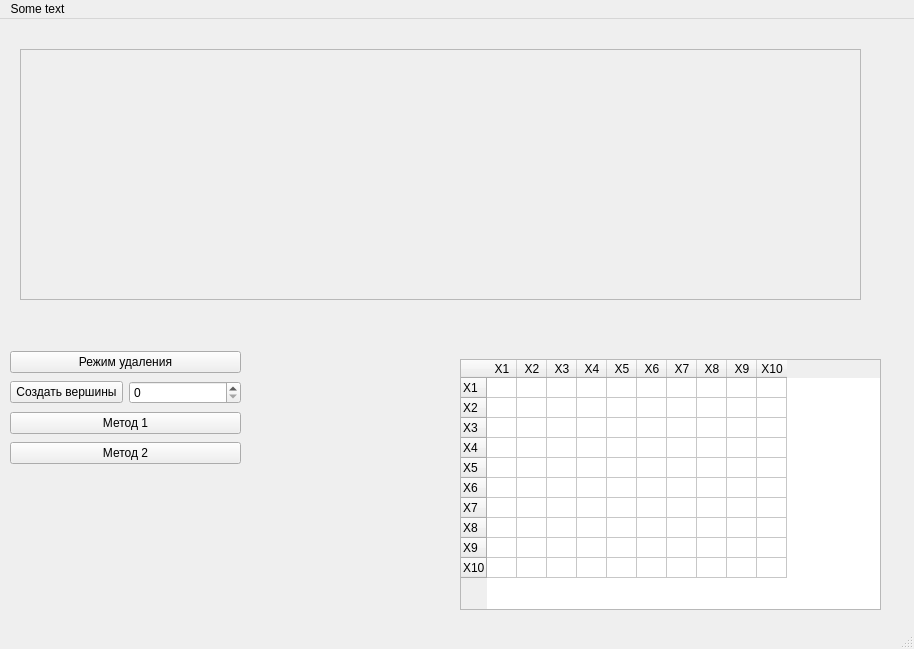
The window that Lab_1/Form.ui (Tea-set/Graph-drawing-app) describes before a commit, drawn with Qt 5.
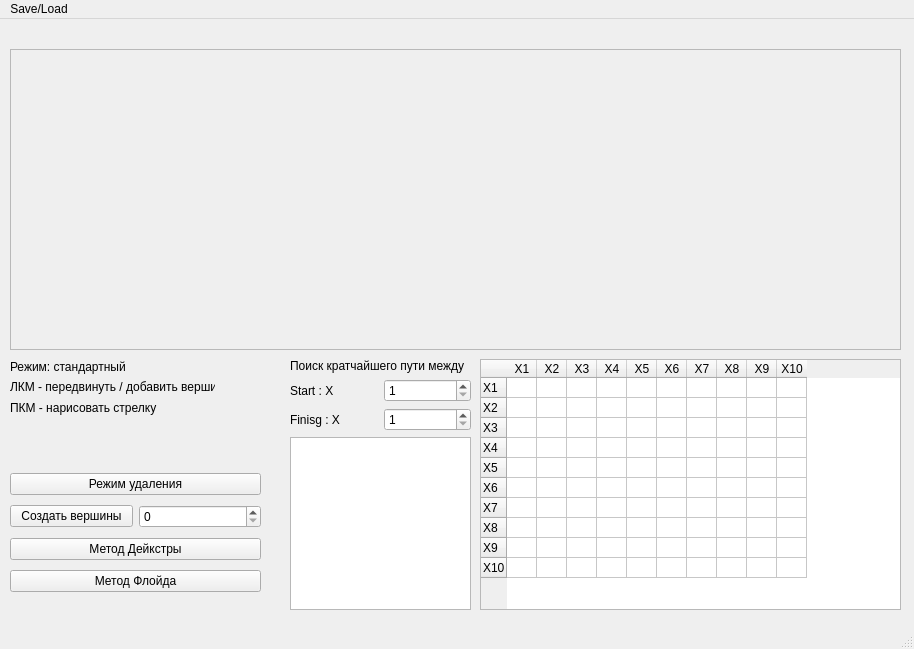
The same window after the commit.

```diff
--- a/Lab_1/Form.ui
+++ b/Lab_1/Form.ui
@@ -17,10 +17,10 @@
    <widget class="QFrame" name="frame">
     <property name="geometry">
      <rect>
-      <x>20</x>
+      <x>10</x>
       <y>30</y>
-      <width>841</width>
-      <height>251</height>
+      <width>891</width>
+      <height>301</height>
      </rect>
     </property>
     <property name="frameShape">
@@ -33,7 +33,7 @@
    <widget class="QTableWidget" name="tableWidget">
     <property name="geometry">
      <rect>
-      <x>460</x>
+      <x>480</x>
       <y>340</y>
       <width>421</width>
       <height>251</height>
@@ -174,9 +174,9 @@
     <property name="geometry">
      <rect>
       <x>10</x>
-      <y>330</y>
-      <width>231</width>
-      <height>121</height>
+      <y>450</y>
+      <width>251</width>
+      <height>131</height>
      </rect>
     </property>
     <layout class="QVBoxLayout" name="verticalLayout">
@@ -208,14 +208,111 @@
      <item>
       <widget class="QPushButton" name="pushButton_3">
        <property name="text">
-        <string>Метод 1</string>
+        <string>Метод Дейкстры</string>
        </property>
       </widget>
      </item>
      <item>
       <widget class="QPushButton" name="pushButton_4">
        <property name="text">
-        <string>Метод 2</string>
+        <string>Метод Флойда</string>
+       </property>
+      </widget>
+     </item>
+    </layout>
+   </widget>
+   <widget class="QWidget" name="layoutWidget">
+    <property name="geometry">
+     <rect>
+      <x>290</x>
+      <y>340</y>
+      <width>181</width>
+      <height>251</height>
+     </rect>
+    </property>
+    <layout class="QVBoxLayout" name="verticalLayout_2">
+     <item>
+      <widget class="QLabel" name="label_2">
+       <property name="text">
+        <string>Поиск кратчайшего пути между</string>
+       </property>
+      </widget>
+     </item>
+     <item>
+      <layout class="QHBoxLayout" name="horizontalLayout_2">
+       <item>
+        <widget class="QLabel" name="label_3">
+         <property name="text">
+          <string>Start : X</string>
+         </property>
+        </widget>
+       </item>
+       <item>
+        <widget class="QSpinBox" name="spinBox_2">
+         <property name="minimum">
+          <number>1</number>
+         </property>
+         <property name="maximum">
+          <number>9</number>
+         </property>
+        </widget>
+       </item>
+      </layout>
+     </item>
+     <item>
+      <layout class="QHBoxLayout" name="horizontalLayout_3">
+       <item>
+        <widget class="QLabel" name="label_4">
+         <property name="text">
+          <string>Finisg : X</string>
+         </property>
+        </widget>
+       </item>
+       <item>
+        <widget class="QSpinBox" name="spinBox_3">
+         <property name="minimum">
+          <number>1</number>
+         </property>
+         <property name="maximum">
+          <number>9</number>
+         </property>
+        </widget>
+       </item>
+      </layout>
+     </item>
+     <item>
+      <widget class="QTextBrowser" name="textBrowser"/>
+     </item>
+    </layout>
+   </widget>
+   <widget class="QWidget" name="layoutWidget">
+    <property name="geometry">
+     <rect>
+      <x>10</x>
+      <y>340</y>
+      <width>205</width>
+      <height>56</height>
+     </rect>
+    </property>
+    <layout class="QVBoxLayout" name="verticalLayout_3">
+     <item>
+      <widget class="QLabel" name="label">
+       <property name="text">
+        <string>Режим: стандартный</string>
+       </property>
+      </widget>
+     </item>
+     <item>
+      <widget class="QLabel" name="label_5">
+       <property name="text">
+        <string>ЛКМ - передвинуть / добавить вершину</string>
+       </property>
+      </widget>
+     </item>
+     <item>
+      <widget class="QLabel" name="label_6">
+       <property name="text">
+        <string>ПКМ - нарисовать стрелку</string>
        </property>
       </widget>
      </item>
@@ -228,12 +325,12 @@
      <x>0</x>
      <y>0</y>
      <width>914</width>
-     <height>22</height>
+     <height>18</height>
     </rect>
    </property>
    <widget class="QMenu" name="menuSome_text">
     <property name="title">
-     <string>Some text</string>
+     <string>Save/Load</string>
     </property>
    </widget>
    <addaction name="menuSome_text"/>
```
Left out of the diff: 12 changed lines with no effect on the pictures.
